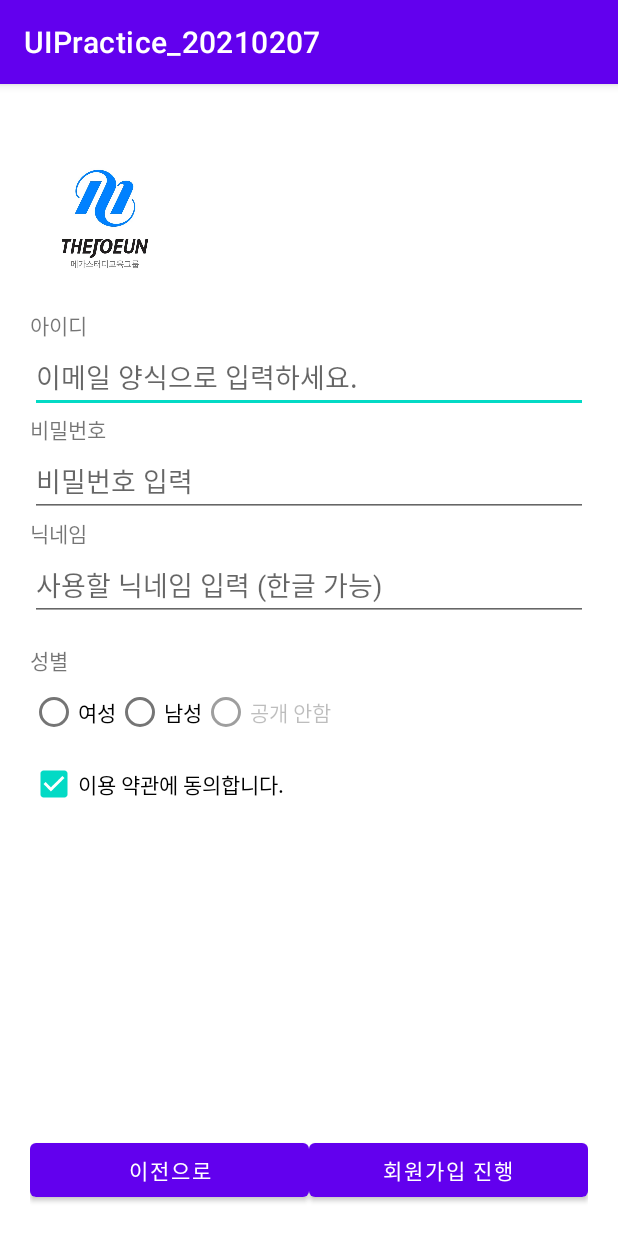
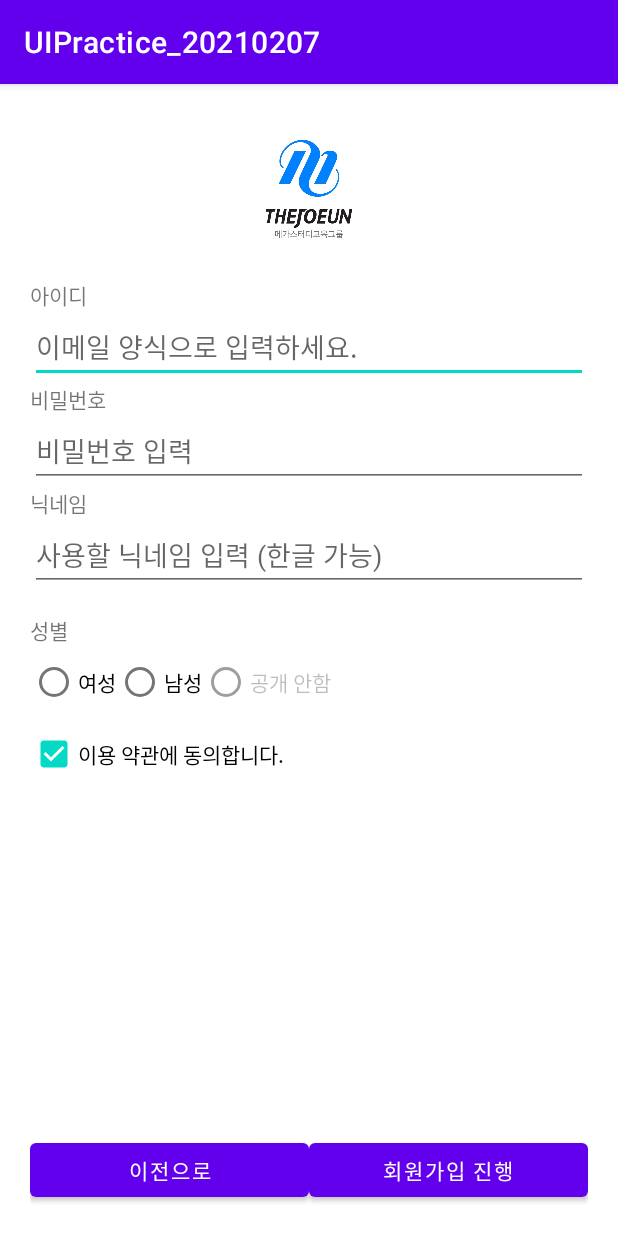
Before and after one commit to Eun-Hee/UIPractice_20210207, an Android app: the screen it shows after launch (MainActivity), on a phone screen of 412 x 824 dp. Run offline under Robolectric (Android 15) with nearby library versions, the phone set to English and light mode, and no system bars.

Commit message:
이미지뷰만 가운데로 옮겨주기 위한 별도의 LinearLayout 추가 + gravity - center 설정

```diff
--- a/app/src/main/res/layout/activity_main.xml
+++ b/app/src/main/res/layout/activity_main.xml
@@ -8,12 +8,20 @@
     android:padding="20dp"
     tools:context=".MainActivity">
 
-    <ImageView
-        android:layout_marginTop="20dp"
-        android:layout_width="100dp"
-        android:layout_height="100dp"
-        android:src="@drawable/tje_logo01"
-        android:scaleType="centerCrop"/>
+    <LinearLayout
+        android:layout_width="match_parent"
+        android:layout_height="wrap_content"
+        android:gravity="center"
+        android:orientation="vertical">
+
+        <ImageView
+            android:layout_width="100dp"
+            android:layout_height="100dp"
+            android:src="@drawable/tje_logo01"
+            android:scaleType="centerCrop"/>
+
+    </LinearLayout>
+
 
     <TextView
         android:layout_width="wrap_content"
```
